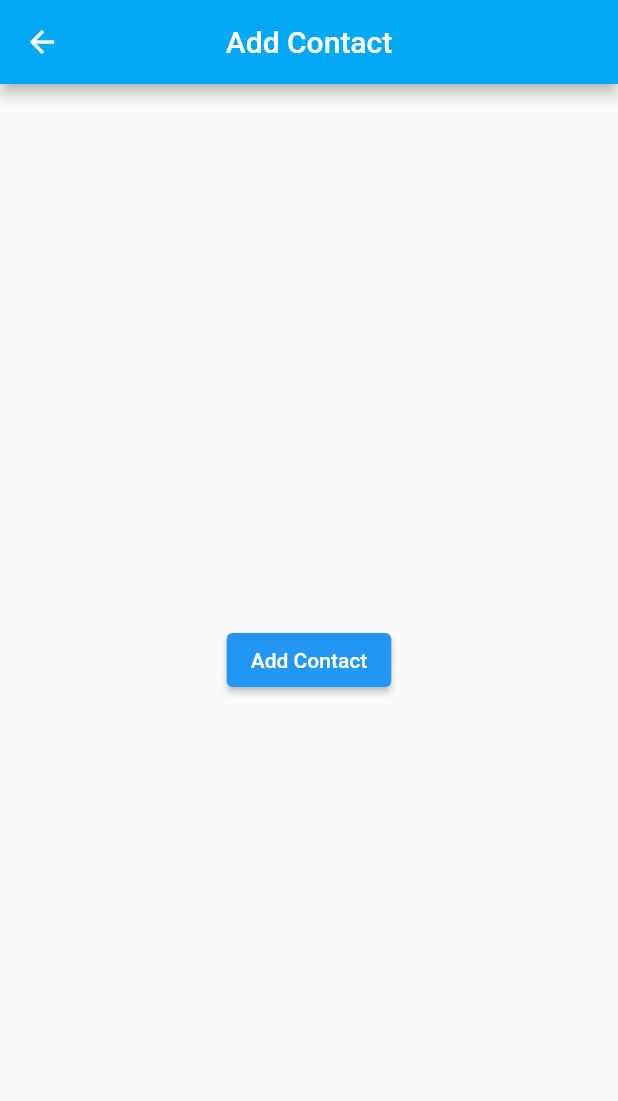
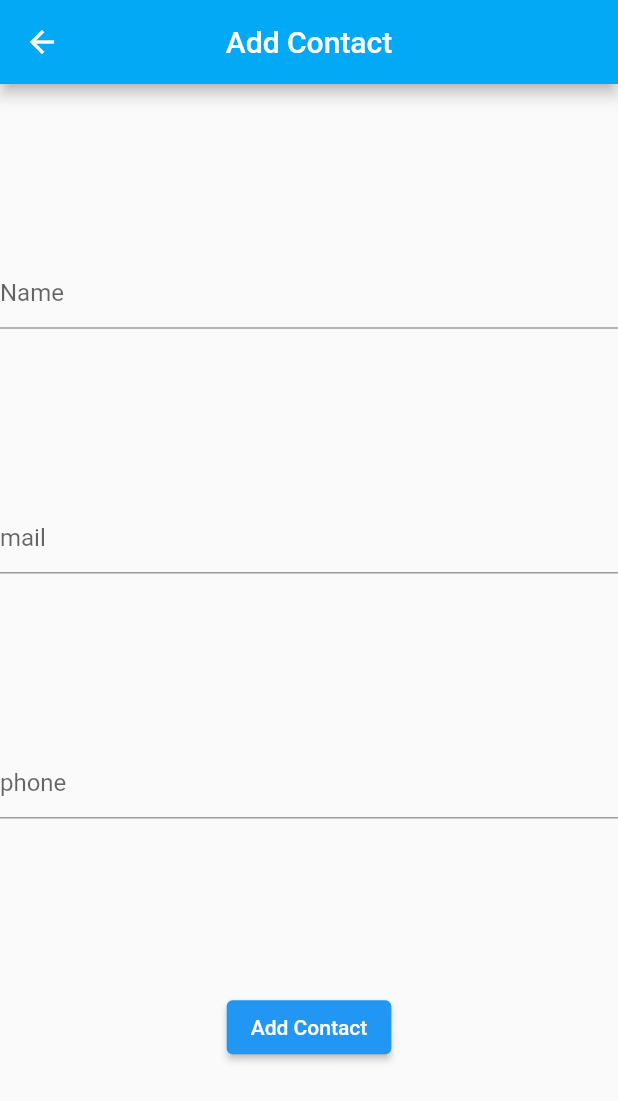
Before and after one commit to MostafaAmin0/FlutterCourse, a Flutter app: the AddContactScreen screen opened by its route, on a phone screen of 412 x 824 dp. Shown: the top 1101 px of the screen. Run offline on Flutter 3.47's test engine with Material 2 defaults, Android fonts, the phone set to English and light mode, and no system bars.

Commit message:
add text fields

```diff
--- a/lib/Screens/add_contact_screen.dart
+++ b/lib/Screens/add_contact_screen.dart
@@ -1,7 +1,35 @@
 import 'package:flutter/material.dart';
 
-class AddContactScreen extends StatelessWidget {
+import '../Model/MyContacts.dart';
+import '../Model/contact.dart';
+
+class AddContactScreen extends StatefulWidget {
   const AddContactScreen({super.key});
+
+  @override
+  State<AddContactScreen> createState() => _AddContactScreenState();
+}
+
+class _AddContactScreenState extends State<AddContactScreen> {
+  late TextEditingController nameCtrlr;
+  late TextEditingController phoneCtrlr;
+  late TextEditingController mailCtrlr;
+
+  @override
+  void dispose() {
+    nameCtrlr.dispose();
+    mailCtrlr.dispose();
+    phoneCtrlr.dispose();
+    super.dispose();
+  }
+
+  @override
+  void initState() {
+    super.initState();
+    nameCtrlr = TextEditingController();
+    phoneCtrlr = TextEditingController();
+    mailCtrlr = TextEditingController();
+  }
 
   @override
   Widget build(BuildContext context) {
@@ -11,11 +39,44 @@ class AddContactScreen extends StatelessWidget {
         centerTitle: true,
         backgroundColor: Colors.lightBlue,
       ),
-      body: Center(
-        child: ElevatedButton(
-          child: const Text("Add Contact"),
-          onPressed: () {},
-        ),
+      body: Column(
+        mainAxisAlignment: MainAxisAlignment.spaceEvenly,
+        children: [
+          TextField(
+            decoration: const InputDecoration(
+              fillColor: Colors.lightBlue,
+              hintText: 'Name',
+            ),
+            controller: nameCtrlr,
+          ),
+          TextField(
+            decoration: const InputDecoration(
+              fillColor: Colors.lightBlue,
+              hintText: 'mail',
+            ),
+            controller: mailCtrlr,
+          ),
+          TextField(
+            decoration: const InputDecoration(
+              fillColor: Colors.lightBlue,
+              hintText: 'phone',
+            ),
+            controller: phoneCtrlr,
+          ),
+          Center(
+            child: ElevatedButton(
+              child: const Text("Add Contact"),
+              onPressed: () {
+                MyContacts.contacts.add(Contact(
+                  nameCtrlr.value.text,
+                  mailCtrlr.value.text,
+                  phoneCtrlr.value.text,
+                ));
+                Navigator.pop(context);
+              },
+            ),
+          ),
+        ],
       ),
     );
   }
```
